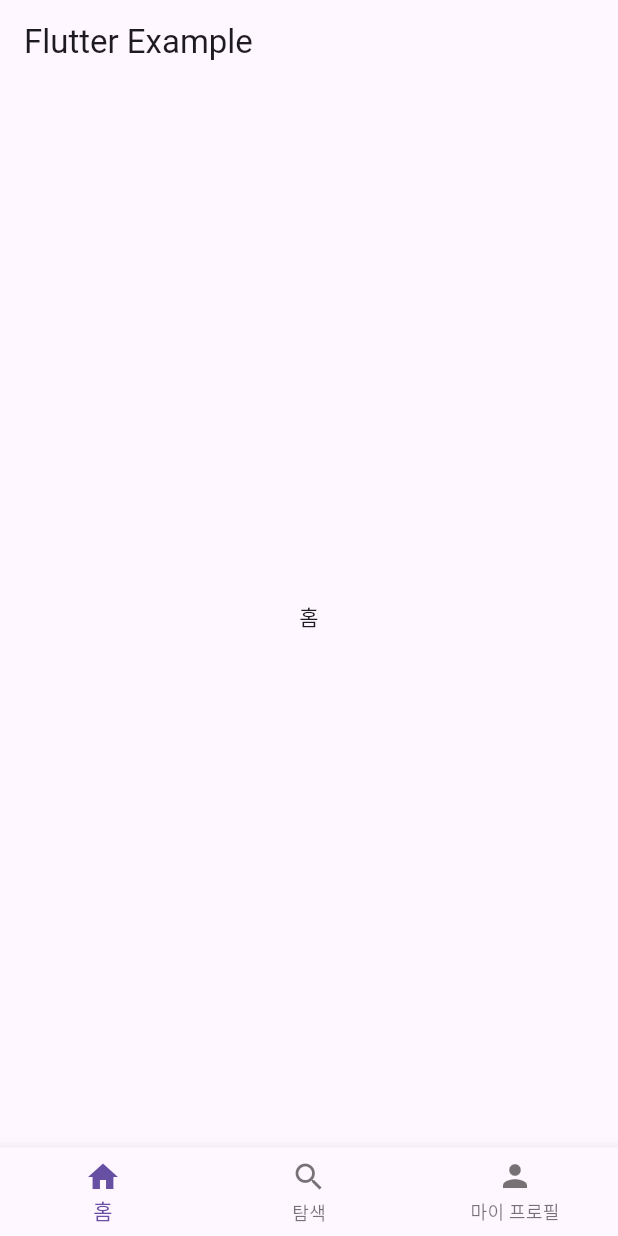
After one commit to 2025-GDGoC-WhiteSheep/2025-GDGoC-WhiteSheep-Mobile, a Flutter app: the MainScreen screen opened by its route, on a phone screen of 412 x 824 dp. The commit adds this screen. Run offline on Flutter 3.47's test engine with Material 3 defaults, Android fonts, the phone set to English and light mode, and no system bars; our stand-ins replace go_router; missing offline and left inert: kakao_flutter_sdk_user.

Commit message:
navigation bar

```diff
--- /dev/null
+++ b/lib/navigator_bar/navigator.dart
@@ -0,0 +1,39 @@
+import 'package:flutter/material.dart';
+import 'package:kakao_flutter_sdk_user/kakao_flutter_sdk_user.dart';
+import 'package:gdgoc2025whitesheepmobile/router/router.dart';
+
+class MainScreen extends StatefulWidget {
+  @override
+  _MainScreenState createState() => _MainScreenState();
+}
+
+class _MainScreenState extends State<MainScreen> {
+  int _currentIndex = 0;
+
+  final List<Widget> _tabs = [
+    Center(child: Text('홈')),
+    Center(child: Text('탐색')),
+    Center(child: Text('마이 프로필')),
+  ];
+
+  @override
+  Widget build(BuildContext context) {
+    return Scaffold(
+      appBar: AppBar(title: Text('Flutter Example')),
+      body: _tabs[_currentIndex],
+      bottomNavigationBar: BottomNavigationBar(
+        currentIndex: _currentIndex,
+        onTap: (index) {
+          setState(() {
+            _currentIndex = index;
+          });
+        },
+        items: [
+          BottomNavigationBarItem(icon: Icon(Icons.home), label: '홈'),
+          BottomNavigationBarItem(icon: Icon(Icons.search), label: '탐색'),
+          BottomNavigationBarItem(icon: Icon(Icons.person), label: '마이 프로필'),
+        ],
+      ),
+    );
+  }
+}
--- a/lib/router/router.dart
+++ b/lib/router/router.dart
@@ -1,3 +1,4 @@
+import 'package:gdgoc2025whitesheepmobile/navigator_bar/navigator.dart';
 import 'package:go_router/go_router.dart';
 import 'package:gdgoc2025whitesheepmobile/SocialLogin/kakao_login_screen.dart';
 
@@ -5,9 +6,10 @@ final GoRouter router = GoRouter(routes: [
   GoRoute(
     path: '/', // 카카오 로그인 화면
     builder: (context, state) => KakaoLoginScreen(),
+    // builder: (context, state) => KakaoLoginScreen(),
   ),
-  // GoRoute(
-  //   path: '/keywordsPage',
-  //   builder: (context, state) => KeywordsPage(),
-  // ),
+  GoRoute(
+    path: '/keywordsPage',
+    builder: (context, state) => MainScreen(),
+  ),
 ]);
--- a/pubspec.yaml
+++ b/pubspec.yaml
@@ -38,6 +38,8 @@ dependencies:
   kakao_flutter_sdk_user: ^1.9.6
   go_router: ^14.6.3
   http: ^1.2.2
+  curved_labeled_navigation_bar: ^2.0.5
+  motion_tab_bar_v2: ^0.3.0
 
 dev_dependencies:
   flutter_test:
```
Also changed, not shown: pubspec.lock, 1 other file.
